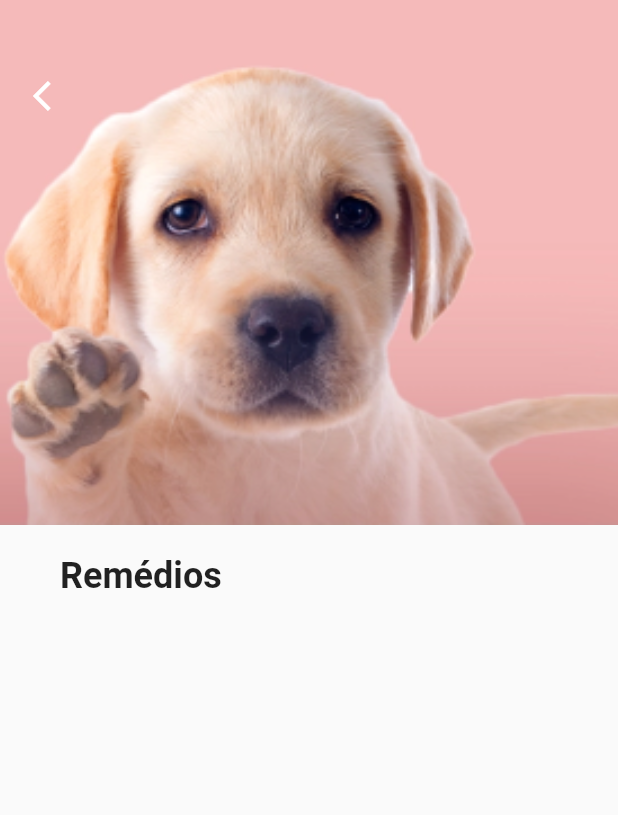
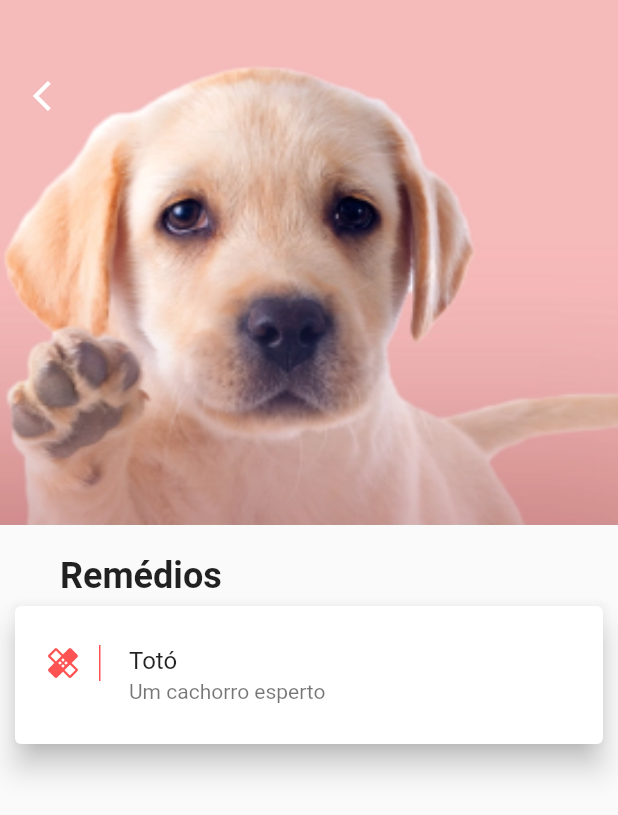
Before and after one commit to treinaweb/treinaweb-flutter-widgets, a Flutter app: the screen it shows after launch, on a phone screen of 412 x 824 dp. Shown: the top 815 px of the screen. Run offline on Flutter 3.47's test engine with Material 2 defaults, Android fonts, the phone set to English and light mode, and no system bars; Roboto replaces fonts that are missing (Montserrat).

Commit message:
06.02_Criando_Card_Remedio

```diff
--- a/lib/screens/pet/remedio_screen.dart
+++ b/lib/screens/pet/remedio_screen.dart
@@ -52,7 +52,37 @@ class RemedioScreen extends StatelessWidget {
                 ],
               ),
             ),
-
+            Expanded(
+              child: ListView(
+                children: <Widget>[
+                  Card(
+                    elevation: 8.0,
+                    margin: EdgeInsets.symmetric(horizontal: 10, vertical: 6),
+                    child: Container(
+                      child: ListTile(
+                        contentPadding: EdgeInsets.symmetric(horizontal: 20, vertical: 10),
+                        leading: Container(
+                          padding: EdgeInsets.only(right: 12),
+                          decoration: BoxDecoration(
+                            border: Border(
+                                right: BorderSide(width: 1.0, color: Colors.redAccent)
+                            ),
+                          ),
+                          child: Icon(Icons.healing, color: Colors.redAccent,),
+                        ),
+                        title: Text(
+                          pet.nome,
+                          style: TextStyle(fontWeight: FontWeight.w400),
+                        ),
+                        subtitle: Text(
+                          pet.descricao,
+                        ),
+                      ),
+                    ),
+                  ),
+                ],
+              ),
+            ),
           ],
         ),
 
```
